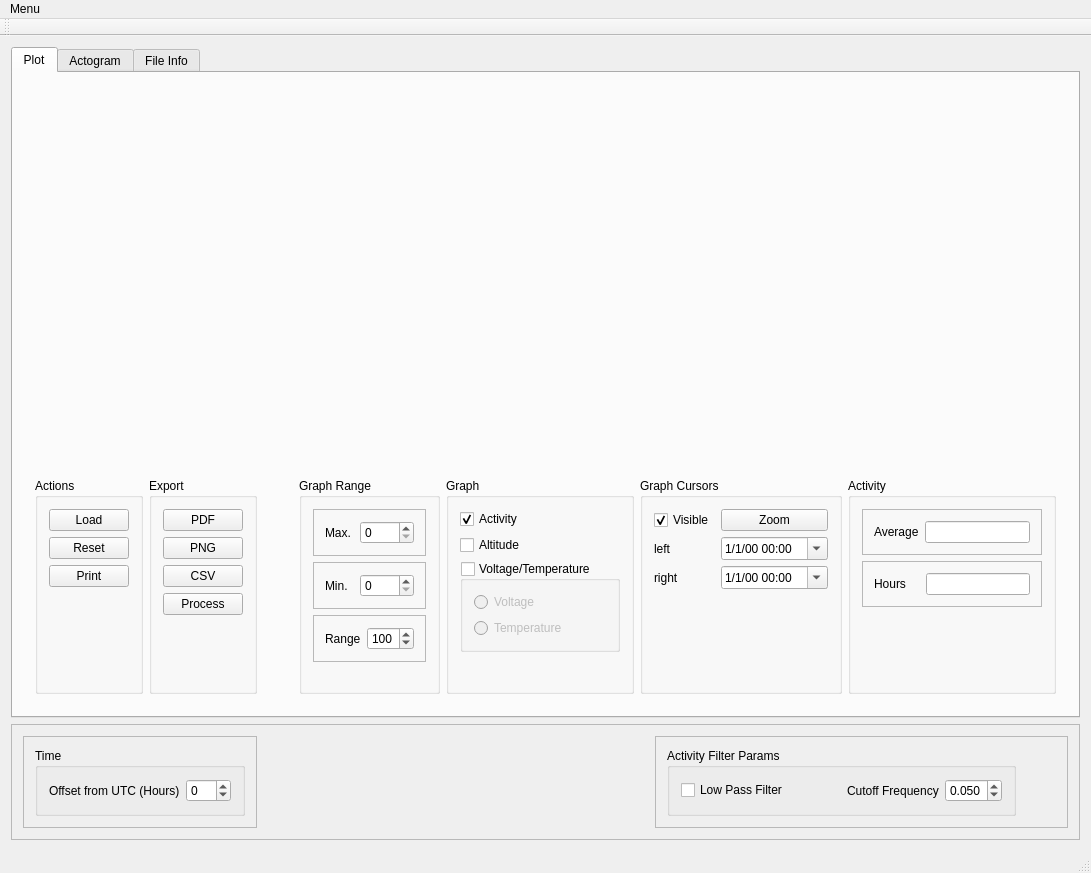
Old version of the form software/host/btdataviz/mainwindow.ui in the repository tag-designs/software.
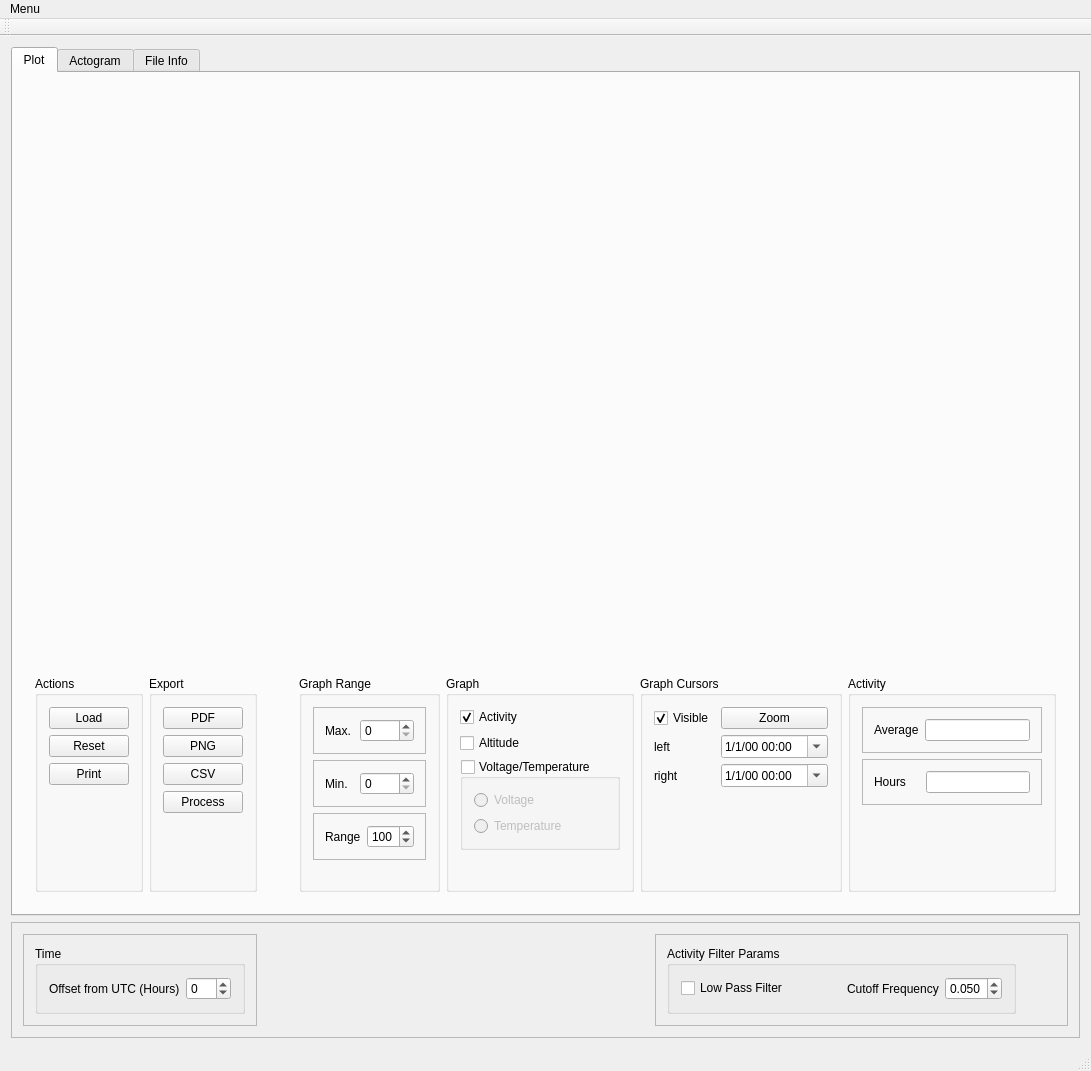
New version of the form. Custom widgets are drawn as their Qt base class.

What changed in the file:
```diff
--- a/software/host/btdataviz/mainwindow.ui
+++ b/software/host/btdataviz/mainwindow.ui
@@ -7,7 +7,7 @@
     <x>0</x>
     <y>0</y>
     <width>1091</width>
-    <height>873</height>
+    <height>1071</height>
    </rect>
   </property>
   <property name="sizePolicy">
```
